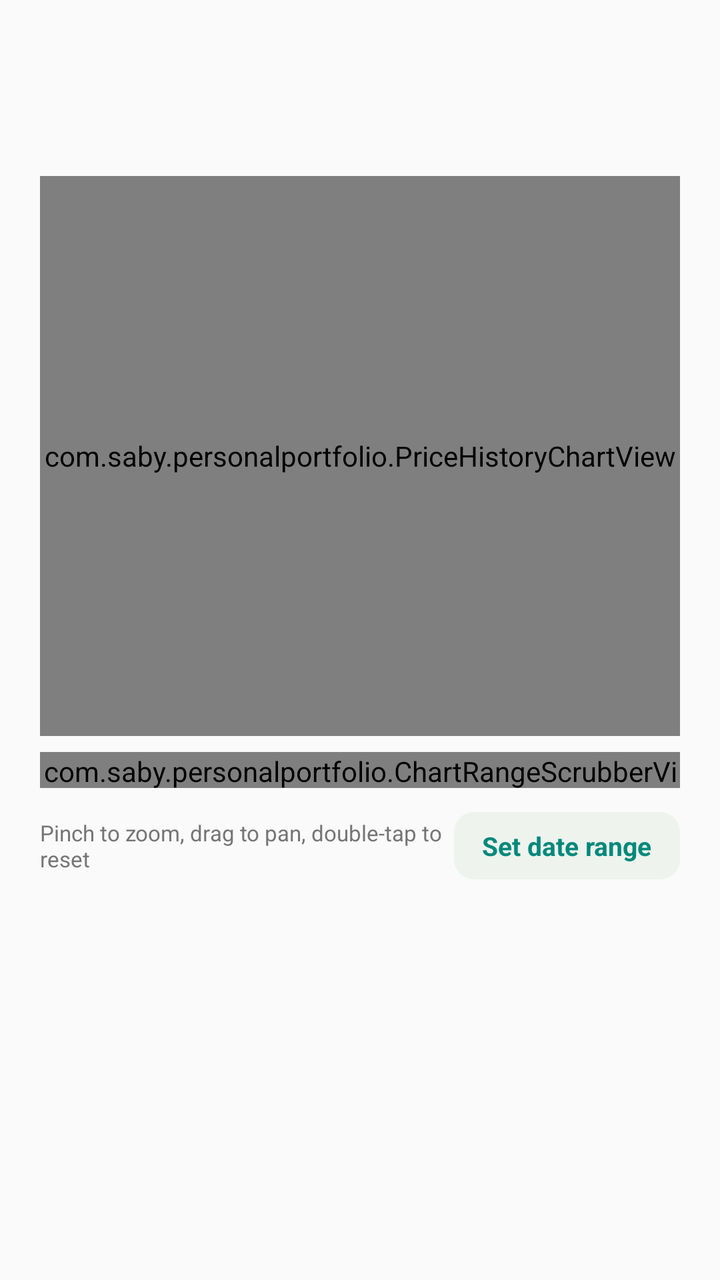
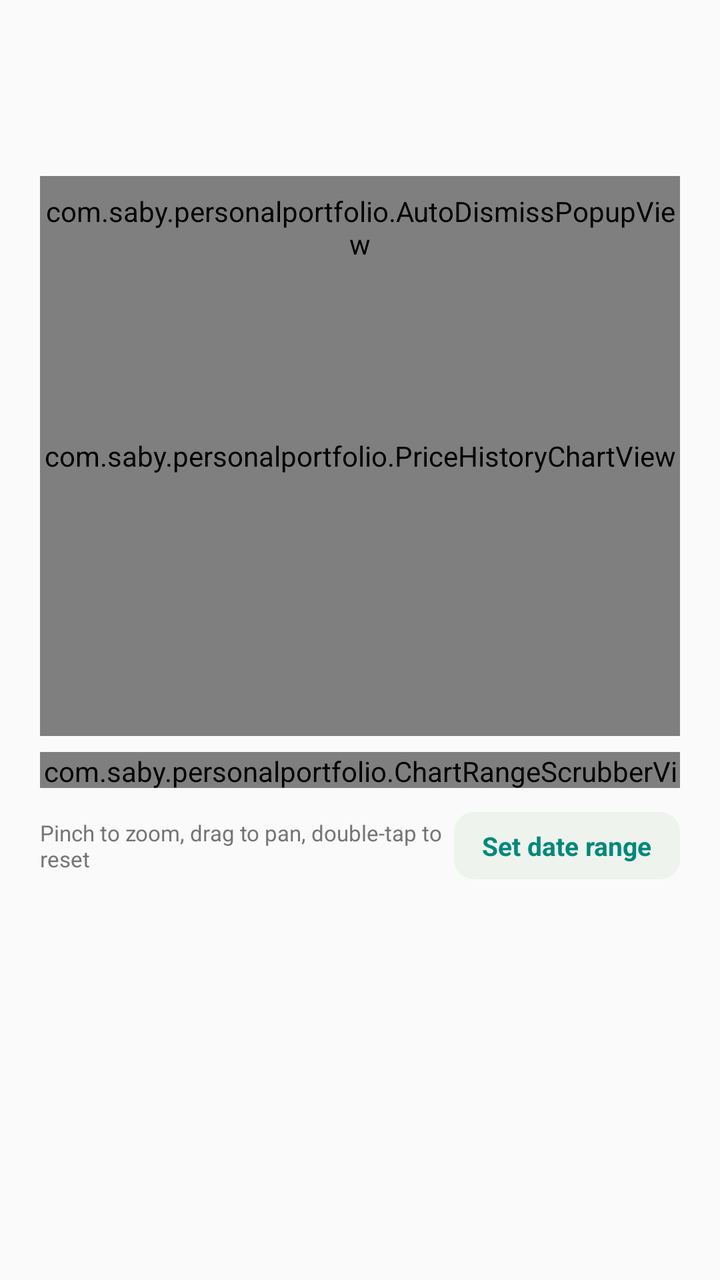

The first picture is an Android layout as it rendered before a commit; the second is the same layout after the commit. The layout source and the unified diff follow.
<!-- AndroidManifest.xml: application theme Theme.PersonalPortfolio -->
<!-- res/layout/activity_returns_detail.xml -->
<?xml version="1.0" encoding="utf-8"?>
<ScrollView xmlns:android="http://schemas.android.com/apk/res/android"
    android:layout_width="match_parent"
    android:layout_height="match_parent">

    <LinearLayout
        android:layout_width="match_parent"
        android:layout_height="wrap_content"
        android:orientation="vertical"
        android:padding="20dp">

        <TextView
            android:id="@+id/returnsDetailName"
            android:layout_width="match_parent"
            android:layout_height="wrap_content"
            android:textSize="20sp"
            android:textStyle="bold" />

        <TextView
            android:id="@+id/returnsDetailScrubbed"
            android:layout_width="match_parent"
            android:layout_height="wrap_content"
            android:layout_marginTop="6dp"
            android:textSize="14sp"
            android:textColor="@color/colorNeutral" />

        <com.saby.personalportfolio.PriceHistoryChartView
            android:id="@+id/returnsDetailChart"
            android:layout_width="match_parent"
            android:layout_height="280dp"
            android:layout_marginTop="16dp" />

        
        <com.saby.personalportfolio.ChartRangeScrubberView
            android:id="@+id/returnsDetailChartScrubber"
            android:layout_width="match_parent"
            android:layout_height="18dp"
            android:layout_marginTop="8dp" />

        
        <HorizontalScrollView
            android:layout_width="match_parent"
            android:layout_height="wrap_content"
            android:layout_marginTop="8dp"
            android:scrollbars="none">

            <LinearLayout
                android:id="@+id/returnsDetailRangePresets"
                android:layout_width="wrap_content"
                android:layout_height="wrap_content"
                android:orientation="horizontal" />

        </HorizontalScrollView>

        <LinearLayout
            android:layout_width="match_parent"
            android:layout_height="wrap_content"
            android:layout_marginTop="4dp"
            android:orientation="horizontal"
            android:gravity="center_vertical">

            <TextView
                android:layout_width="0dp"
                android:layout_weight="1"
                android:layout_height="wrap_content"
                android:text="Pinch to zoom, drag to pan, double-tap to reset"
                android:textSize="11sp"
                android:textColor="@color/colorNeutral" />

            <TextView
                android:id="@+id/returnsDetailSetDateRange"
                style="@style/ActionChip"
                android:layout_width="wrap_content"
                android:text="Set date range" />

        </LinearLayout>

        <TextView
            android:id="@+id/returnsDetailEmptyState"
            android:layout_width="match_parent"
            android:layout_height="wrap_content"
            android:layout_marginTop="16dp"
            android:textSize="14sp"
            android:textColor="@color/colorNeutral"
            android:visibility="gone" />

        
        <LinearLayout
            android:id="@+id/returnsDetailMetricsSection"
            android:layout_width="match_parent"
            android:layout_height="wrap_content"
            android:layout_marginTop="24dp"
            android:orientation="vertical"
            android:visibility="gone">

            <View
                android:layout_width="match_parent"
                android:layout_height="1dp"
                android:layout_marginBottom="16dp"
                android:background="@color/colorSurfaceVariant" />

            <TextView
                android:layout_width="match_parent"
                android:layout_height="wrap_content"
                android:text="Risk &amp; relative performance"
                android:textSize="16sp"
                android:textStyle="bold" />

            <LinearLayout
                android:layout_width="match_parent"
                android:layout_height="wrap_content"
                android:layout_marginTop="8dp"
                android:orientation="horizontal"
                android:gravity="center_vertical">

                <TextView
                    android:id="@+id/returnsDetailBenchmarkLabel"
                    android:layout_width="0dp"
                    android:layout_height="wrap_content"
                    android:layout_weight="1"
                    android:textSize="13sp"
                    android:textColor="@color/colorNeutral" />

                <TextView
                    android:id="@+id/returnsDetailChangeBenchmark"
                    style="@style/ActionChip"
                    android:layout_width="wrap_content"
                    android:text="Change" />

            </LinearLayout>

            <TextView
                android:id="@+id/returnsDetailMetricBeta"
                style="@style/MetricRow" />

            <TextView
                android:id="@+id/returnsDetailMetricInfoRatio"
                style="@style/MetricRow" />

            <TextView
                android:id="@+id/returnsDetailMetricUpCapture"
                style="@style/MetricRow" />

            <TextView
                android:id="@+id/returnsDetailMetricDownCapture"
                style="@style/MetricRow" />

            <TextView
                android:id="@+id/returnsDetailMetricMaxDrawdown"
                style="@style/MetricRow" />

            <TextView
                android:id="@+id/returnsDetailMetricSharpe"
                style="@style/MetricRow" />

            <TextView
                android:id="@+id/returnsDetailMetricSortino"
                style="@style/MetricRow" />

        </LinearLayout>

    </LinearLayout>

</ScrollView>
<!-- resources referenced by this layout -->
<resources>
  <color name="colorNeutral">#757575</color>
  <color name="colorSurfaceVariant">#EEF3EE</color>
  <style name="ActionChip">
          <item name="android:layout_height">wrap_content</item>
          <item name="android:paddingStart">14dp</item>
          <item name="android:paddingEnd">14dp</item>
          <item name="android:paddingTop">8dp</item>
          <item name="android:paddingBottom">8dp</item>
          <item name="android:background">@drawable/dropdown_tab_background</item>
          <item name="android:textSize">13sp</item>
          <item name="android:textStyle">bold</item>
          <item name="android:textColor">@color/colorSecondary</item>
          <item name="android:gravity">center</item>
          <item name="android:clickable">true</item>
          <item name="android:focusable">true</item>
      </style>
  <style name="MetricRow">
          <item name="android:layout_width">match_parent</item>
          <item name="android:layout_height">wrap_content</item>
          <item name="android:layout_marginTop">10dp</item>
          <item name="android:textSize">14sp</item>
          <item name="android:textColor">@color/colorOnSurface</item>
      </style>
  <style name="Theme.PersonalPortfolio" parent="Theme.Material3.DayNight.NoActionBar">
          <item name="colorPrimary">@color/colorPrimary</item>
          <item name="colorPrimaryVariant">@color/colorPrimaryVariant</item>
          <item name="colorOnPrimary">@color/colorOnPrimary</item>
  
          <item name="colorSecondary">@color/colorSecondary</item>
          <item name="colorOnSecondary">@color/colorOnSecondary</item>
  
          <item name="android:colorBackground">@color/colorBackground</item>
          <item name="colorOnBackground">@color/colorOnBackground</item>
  
          <item name="colorSurface">@color/colorSurface</item>
          <item name="colorOnSurface">@color/colorOnSurface</item>
  
          <item name="android:statusBarColor">@color/colorPrimaryVariant</item>
      </style>
  <!-- drawable dropdown_tab_background (drawable) -->
  <?xml version="1.0" encoding="utf-8"?>
  <shape xmlns:android="http://schemas.android.com/apk/res/android"
      android:shape="rectangle">
      <solid android:color="@color/colorSurfaceVariant" />
      <corners android:radius="10dp" />
  </shape>
  <color name="colorSecondary">#00897B</color>
  <color name="colorOnSurface">#1A1A1A</color>
  <color name="colorPrimary">#1B5E20</color>
  <color name="colorPrimaryVariant">#0D3B12</color>
  <color name="colorOnPrimary">#FFFFFF</color>
  <color name="colorOnSecondary">#FFFFFF</color>
  <color name="colorBackground">#FAFAFA</color>
  <color name="colorOnBackground">#1A1A1A</color>
  <color name="colorSurface">#FFFFFF</color>
</resources>

<!-- the commit's change to res/layout/activity_returns_detail.xml (unified diff, before → after) -->
@@ -24,11 +24,25 @@
             android:textSize="14sp"
             android:textColor="@color/colorNeutral" />
 
-        <com.saby.personalportfolio.PriceHistoryChartView
-            android:id="@+id/returnsDetailChart"
+        
+        <FrameLayout
             android:layout_width="match_parent"
-            android:layout_height="280dp"
-            android:layout_marginTop="16dp" />
+            android:layout_height="wrap_content"
+            android:layout_marginTop="16dp">
+
+            <com.saby.personalportfolio.PriceHistoryChartView
+                android:id="@+id/returnsDetailChart"
+                android:layout_width="match_parent"
+                android:layout_height="280dp" />
+
+            <com.saby.personalportfolio.AutoDismissPopupView
+                android:id="@+id/returnsDetailMarkerPopup"
+                android:layout_width="wrap_content"
+                android:layout_height="wrap_content"
+                android:layout_gravity="top|center_horizontal"
+                android:layout_marginTop="8dp" />
+
+        </FrameLayout>
 
         
         <com.saby.personalportfolio.ChartRangeScrubberView
@@ -129,33 +143,13 @@
 
             </LinearLayout>
 
-            <TextView
-                android:id="@+id/returnsDetailMetricBeta"
-                style="@style/MetricRow" />
-
-            <TextView
-                android:id="@+id/returnsDetailMetricInfoRatio"
-                style="@style/MetricRow" />
-
-            <TextView
-                android:id="@+id/returnsDetailMetricUpCapture"
-                style="@style/MetricRow" />
-
-            <TextView
-                android:id="@+id/returnsDetailMetricDownCapture"
-                style="@style/MetricRow" />
-
-            <TextView
-                android:id="@+id/returnsDetailMetricMaxDrawdown"
-                style="@style/MetricRow" />
-
-            <TextView
-                android:id="@+id/returnsDetailMetricSharpe"
-                style="@style/MetricRow" />
-
-            <TextView
-                android:id="@+id/returnsDetailMetricSortino"
-                style="@style/MetricRow" />
+            
+            <LinearLayout
+                android:id="@+id/returnsDetailMetricsGrid"
+                android:layout_width="match_parent"
+                android:layout_height="wrap_content"
+                android:layout_marginTop="12dp"
+                android:orientation="vertical" />
 
         </LinearLayout>
 
<!-- resource entries referenced after the edit -->
@@ -15,13 +15,6 @@
           <item name="android:gravity">center</item>
           <item name="android:clickable">true</item>
           <item name="android:focusable">true</item>
-      </style>
-  <style name="MetricRow">
-          <item name="android:layout_width">match_parent</item>
-          <item name="android:layout_height">wrap_content</item>
-          <item name="android:layout_marginTop">10dp</item>
-          <item name="android:textSize">14sp</item>
-          <item name="android:textColor">@color/colorOnSurface</item>
       </style>
   <style name="Theme.PersonalPortfolio" parent="Theme.Material3.DayNight.NoActionBar">
           <item name="colorPrimary">@color/colorPrimary</item>
